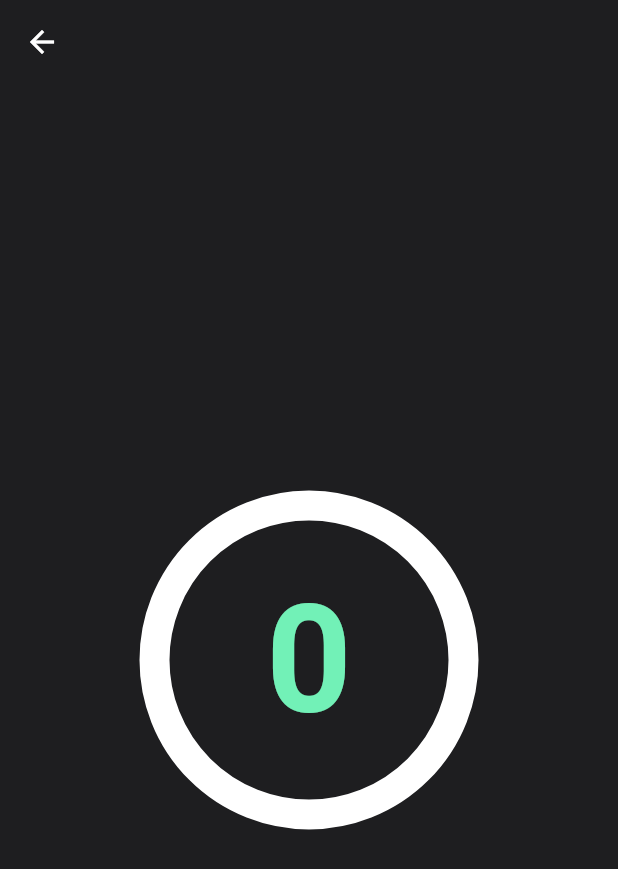
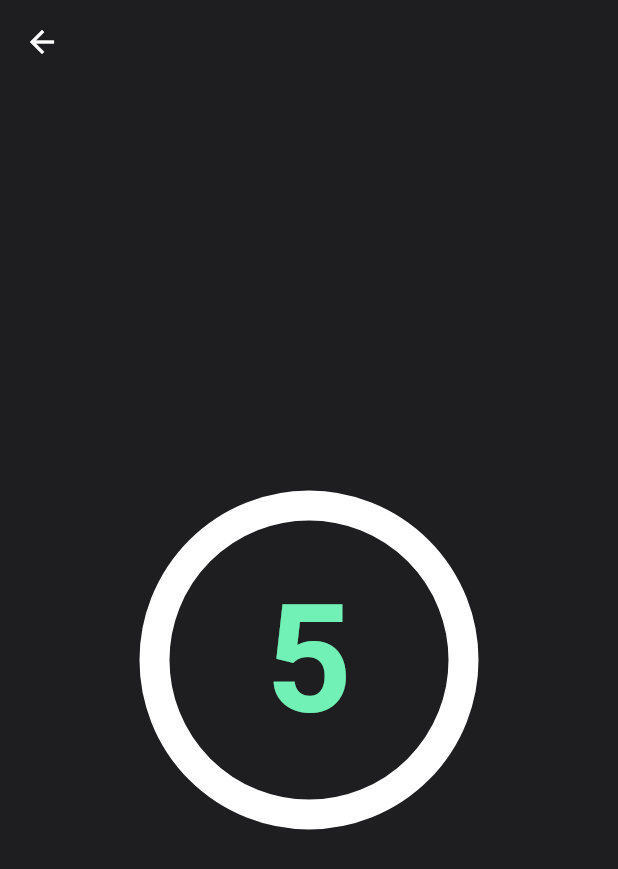
Before and after one commit to Yamasaki-pan961/flutter_for_hackathon, a Flutter app: the screen it shows after launch, after a tap on "Ready", on a phone screen of 412 x 824 dp. Shown: the top 869 px of the screen. Run offline on Flutter 3.47's test engine with Material 2 defaults, Android fonts, the phone set to English and light mode, and no system bars; drawn by our look-alikes of circular_countdown_timer; our stand-ins replace dropdown_button2, fl_chart, flutter_hooks, freezed_annotation, hooks_riverpod, riverpod_annotation and 3 more; missing offline and left inert: four_swipe_direction; generated files the repository leaves out were written again.

Commit message:
add: 遷移の際の値わたし設定やControllerの修正をしました

```diff
--- a/lib/feature/ui/measure/measure_start_view.dart
+++ b/lib/feature/ui/measure/measure_start_view.dart
@@ -7,9 +7,13 @@ class MeasureStartView extends StatefulWidget {
   const MeasureStartView({
     Key? key,
     required this.countdown,
+    required this.time,
+    required this.distance,
   }) : super(key: key);
 
   final int countdown;
+  final int distance;
+  final int time;
 
   @override
   State<MeasureStartView> createState() => _MeasureStartViewState();
--- a/lib/feature/ui/measure/measure_view.dart
+++ b/lib/feature/ui/measure/measure_view.dart
@@ -27,13 +27,13 @@ class _MeasureViewState extends State<MeasureView>
   ];
 
   TextEditingController distanceTextController =
-      TextEditingController(text: '5s');
-  TextEditingController timeTextController = TextEditingController(text: '5s');
+      TextEditingController(text: '20');
+  TextEditingController timeTextController = TextEditingController(text: '5');
   String countdownText = '5s';
 
   int timer = 0;
   int distance = 0;
-  int countdown = 0;
+  int countdown = 5;
 
   @override
   Widget build(BuildContext context) {
@@ -150,9 +150,9 @@ class _MeasureViewState extends State<MeasureView>
                   Column(
                     crossAxisAlignment: CrossAxisAlignment.start,
                     children: [
-                      const Text(
-                        '時間',
-                        style: TextStyle(
+                      Text(
+                        isTimer ? '距離' : '時間',
+                        style: const TextStyle(
                           fontSize: 15,
                           fontWeight: FontWeight.bold,
                           color: AppTheme.appColor,
@@ -161,11 +161,11 @@ class _MeasureViewState extends State<MeasureView>
                       isTimer
                           ? AppTextField(
                               isTimer: false,
-                              controller: timeTextController,
+                              controller: distanceTextController,
                             )
                           : AppTextField(
                               isTimer: true,
-                              controller: distanceTextController,
+                              controller: timeTextController,
                             ),
                     ],
                   ),
@@ -173,7 +173,6 @@ class _MeasureViewState extends State<MeasureView>
                     title: 'スタートまで',
                     genderItems: timeItems,
                     onChanged: (value) {
-                      //TODO 5s -> 5に変える必要がある
                       countdownText = value!;
                       String newText = countdownText.replaceAll('s', '');
                       countdown = int.parse(newText);
@@ -189,12 +188,15 @@ class _MeasureViewState extends State<MeasureView>
                 buttonStart: AppTheme.buttonStart,
                 buttonEnd: AppTheme.buttonEnd,
                 onPressed: () {
-                  //TODO 計測画面に遷移をする
                   Navigator.push(
                     context,
                     MaterialPageRoute(
                       builder: (context) => MeasureStartView(
                         countdown: countdown,
+                        distance: !isTimer
+                            ? 0
+                            : int.parse(distanceTextController.text),
+                        time: isTimer ? 0 : int.parse(timeTextController.text),
                       ),
                     ),
                   );
```
